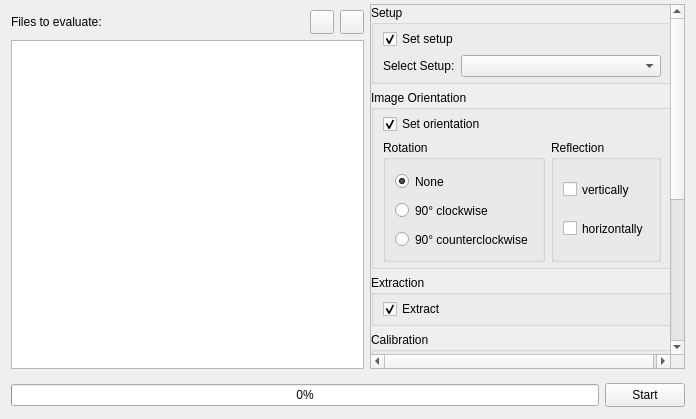
Qt form bmicro/gui/batch_evaluation.ui (BrillouinMicroscopy/BMicro) before a commit.
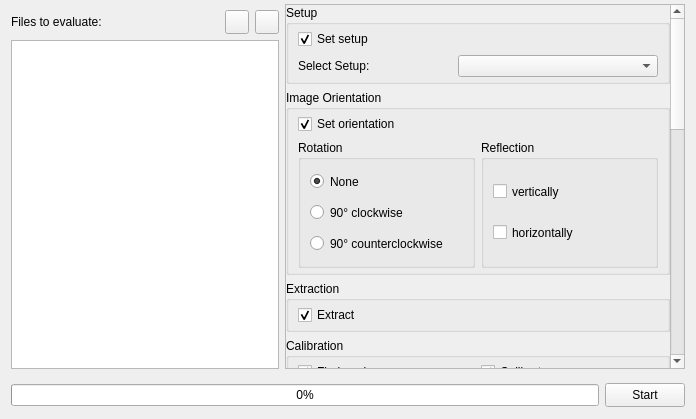
The same form after that commit. Icons and pictures are not drawn.

Commit message: Allow to configure batch export

Patch:
```diff
--- a/bmicro/gui/batch_evaluation.ui
+++ b/bmicro/gui/batch_evaluation.ui
@@ -126,7 +126,7 @@
        <widget class="QWidget" name="widget_settings" native="true">
         <property name="minimumSize">
          <size>
-          <width>315</width>
+          <width>400</width>
           <height>0</height>
          </size>
         </property>
@@ -167,9 +167,9 @@
             <property name="geometry">
              <rect>
               <x>0</x>
-              <y>0</y>
-              <width>313</width>
-              <height>620</height>
+              <y>-737</y>
+              <width>381</width>
+              <height>1100</height>
              </rect>
             </property>
             <property name="sizePolicy">
@@ -181,7 +181,7 @@
             <property name="minimumSize">
              <size>
               <width>0</width>
-              <height>620</height>
+              <height>1100</height>
              </size>
             </property>
             <layout class="QVBoxLayout" name="verticalLayout_12">
```
Left out of the diff: 35 changed lines with no effect on the pictures. Lines whose indentation alone changed are shown as unchanged. The commit also changes 2 other files.
